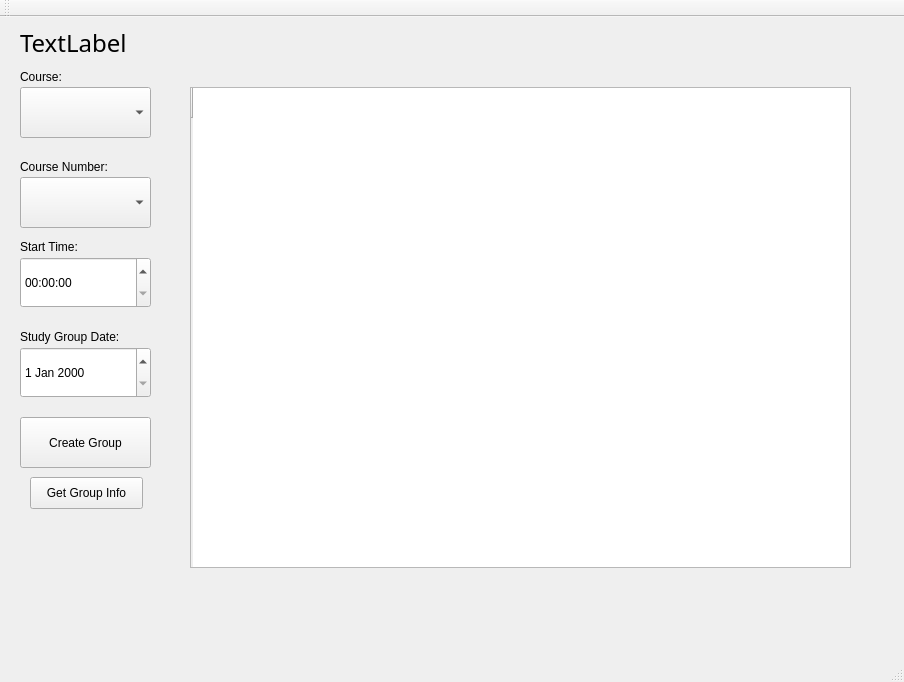
Old version of the form StudyGroupFormer/AppWindow.ui in the repository vu035/StudyGroupApp.
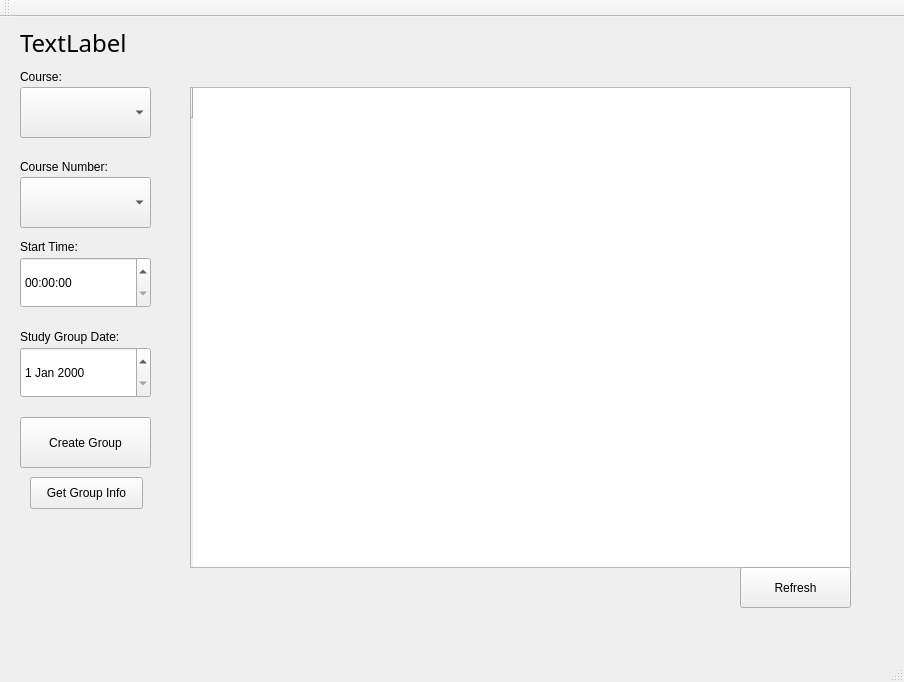
New version of the form.

Commit message: Added refresh button to AppWindow Page

```diff
--- a/StudyGroupFormer/AppWindow.ui
+++ b/StudyGroupFormer/AppWindow.ui
@@ -124,7 +124,7 @@
      <rect>
       <x>20</x>
       <y>10</y>
-      <width>111</width>
+      <width>161</width>
       <height>31</height>
      </rect>
     </property>
@@ -169,6 +169,19 @@
      <string>Get Group Info</string>
     </property>
    </widget>
+   <widget class="QPushButton" name="refreshButton">
+    <property name="geometry">
+     <rect>
+      <x>740</x>
+      <y>550</y>
+      <width>111</width>
+      <height>41</height>
+     </rect>
+    </property>
+    <property name="text">
+     <string>Refresh</string>
+    </property>
+   </widget>
   </widget>
   <widget class="QMenuBar" name="menuBar">
    <property name="geometry">
```
Left out of the diff: 4 changed lines with no effect on the pictures. The commit also changes 3 other files.
